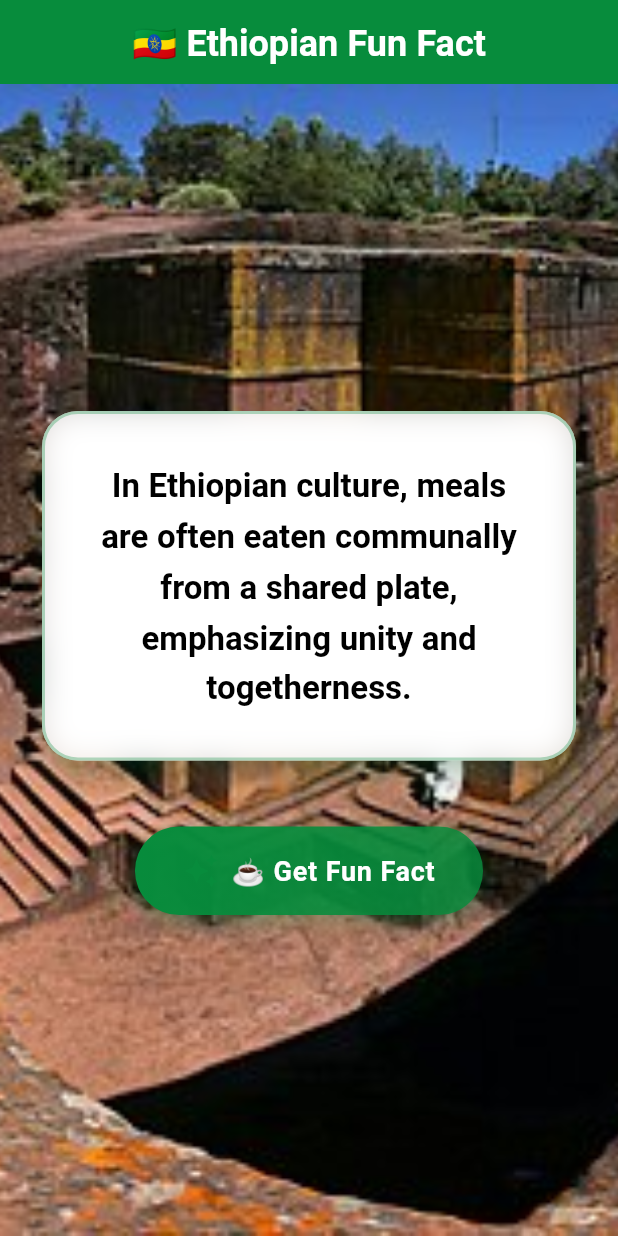
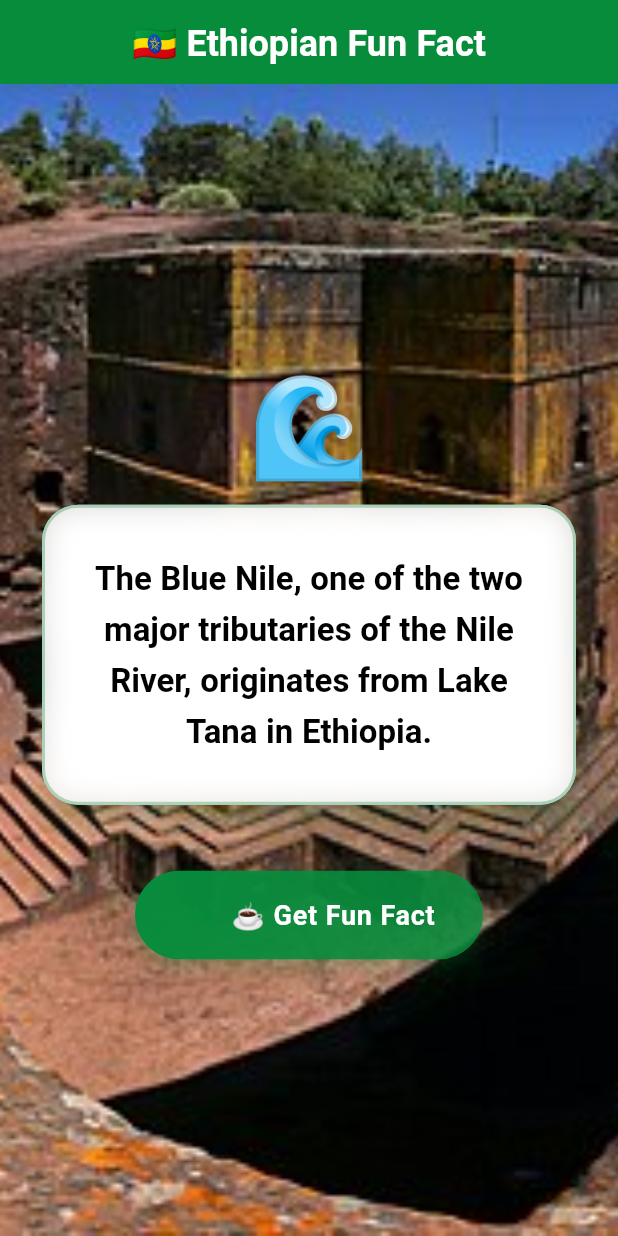
Before and after one commit to Abdurezakkemal/Ethiopain_fun_fact, a Flutter app: the screen it shows after launch, after a tap on "☕ Get Fun Fact", on a phone screen of 412 x 824 dp. Run offline on Flutter 3.47's test engine with Material 3 defaults, Android fonts, the light colour scheme and no system bars; our stand-ins replace audioplayers, google_fonts.

Commit message:
enahnce the UI

```diff
--- a/lib/main.dart
+++ b/lib/main.dart
@@ -28,9 +28,6 @@ final List<String> ethiopianFacts = [
   'Ethiopia is the only country in the world that has a national language that is not based on the Latin alphabet.',
   'The Ethiopian flag has three colors: green, yellow, and red, which represent the three major religions in Ethiopia: Christianity, Islam, and Judaism.',
   'The Ethiopian flag is the only national flag in the world that has a star in the middle.',
-  'The Ethiopian flag is the only national flag in the world that has a star in the middle.',
-  'The Ethiopian flag is the only national flag in the world that has a star in the middle.',
-  'The Ethiopian flag is the only national flag in the world that has a star in the middle.',
   "Ethiopia has more than 80 ethnic groups, each with its own language and traditions.",
   "The Omo Valley in Ethiopia is home to some of the most culturally diverse tribes in the world.",
   "Ethiopia was one of the first countries to adopt Christianity in the 4th century AD.",
@@ -47,6 +44,44 @@ final List<String> ethiopianFacts = [
   "The traditional Ethiopian dance, Eskista, is known for its unique shoulder movements and is performed across the country.",
   "In Ethiopian culture, meals are often eaten communally from a shared plate, emphasizing unity and togetherness.",
   "The Ethiopian calendar is based on the lunar cycle, with each year consisting of 13 months, each of which has 28 days.",
+];
+
+// List of relatable emojis for each fact (same order as ethiopianFacts)
+final List<String> factEmojis = [
+  '🦁', // Independence (Lion of Judah)
+  '☕', // Coffee
+  '📅', // Calendar
+  '🔤', // Alphabet
+  '🔥', // Danakil Depression (hot)
+  '⛪', // Lalibela churches
+  '🌊', // Blue Nile
+  '🥙', // Injera
+  '🛕', // Ark of the Covenant
+  '🦴', // Lucy fossil
+  '⛰️', // Roof of Africa
+  '🏙️', // Addis Ababa
+  '🏃‍♂️', // Abebe Bikila
+  '🎉', // New Year
+  '⏰', // Time system
+  '🔡', // Non-Latin alphabet
+  '🇪🇹', // Flag colors
+  '⭐', // Flag star
+  '🌍', // Ethnic groups
+  '👥', // Omo Valley tribes
+  '✝️', // Christianity
+  '🦁', // Rastafarian/Haile Selassie
+  '🌾', // Teff
+  '🐒', // Simien Mountains animals
+  '🎷', // Ethio-jazz
+  '☕', // Coffee ceremony
+  '🍗', // Doro Wat
+  '⛪', // Lake Tana monasteries
+  '☕', // Sidama coffee
+  '🛰️', // Satellite
+  '💦', // Timket/river
+  '💃', // Eskista dance
+  '🤝', // Communal meal
+  '📅', // Calendar 13 months
 ];
 
 class MyApp extends StatelessWidget {
@@ -137,20 +172,41 @@ class HomePage extends StatefulWidget {
   State<HomePage> createState() => _HomePageState();
 }
 
-class _HomePageState extends State<HomePage> {
+class _HomePageState extends State<HomePage>
+    with SingleTickerProviderStateMixin {
   String _currentFact = 'Press the button to generate a fun fact!';
   bool _isLoading = false;
   final AudioPlayer _audioPlayer = AudioPlayer();
+
+  // Add animation controller for scaling the card
+  late AnimationController _scaleController;
+  late Animation<double> _scaleAnimation;
+
+  // Track the current emoji index
+  int? _currentEmojiIndex;
 
   @override
   void initState() {
     super.initState();
     _audioPlayer.setSource(AssetSource('audio/coffee_pour.mp3'));
+    _scaleController = AnimationController(
+      vsync: this,
+      duration: const Duration(milliseconds: 350),
+      lowerBound: 0.96,
+      upperBound: 1.0,
+    );
+    _scaleAnimation = CurvedAnimation(
+      parent: _scaleController,
+      curve: Curves.elasticOut,
+    );
+    _scaleController.value = 1.0;
+    _currentEmojiIndex = null;
   }
 
   @override
   void dispose() {
     _audioPlayer.dispose();
+    _scaleController.dispose();
     super.dispose();
   }
 
@@ -162,24 +218,27 @@ class _HomePageState extends State<HomePage> {
     });
 
     try {
-      // Generate a random index
       final random = Random();
       final factIndex = random.nextInt(ethiopianFacts.length);
 
-      // Play the coffee pouring sound
       await _audioPlayer.seek(Duration.zero);
       await _audioPlayer.resume();
 
-      // Get a random Ethiopian fact
+      // Animate scale down then up for card
+      await _scaleController.reverse(from: 1.0);
       setState(() {
         _currentFact = ethiopianFacts[factIndex];
+        _currentEmojiIndex = factIndex;
         _isLoading = false;
       });
+      await _scaleController.forward();
     } catch (e) {
       setState(() {
         _currentFact = 'Error: Something went wrong. Please try again.';
+        _currentEmojiIndex = null;
         _isLoading = false;
       });
+      await _scaleController.forward();
     }
   }
 
@@ -212,10 +271,39 @@ class _HomePageState extends State<HomePage> {
               child: Column(
                 mainAxisAlignment: MainAxisAlignment.center,
                 children: [
-                  Card(
+                  // Animated emoji above the card
+                  AnimatedSwitcher(
+                    duration: const Duration(milliseconds: 500),
+                    transitionBuilder:
+                        (Widget child, Animation<double> animation) {
+                      return ScaleTransition(
+                          scale: animation,
+                          child:
+                              FadeTransition(opacity: animation, child: child));
+                    },
+                    child: Text(
+                      _currentEmojiIndex != null &&
+                              _currentEmojiIndex! < factEmojis.length
+                          ? factEmojis[_currentEmojiIndex!]
+                          : '🎲',
+                      key: ValueKey<int?>(_currentEmojiIndex),
+                      style: const TextStyle(fontSize: 64, shadows: [
+                        Shadow(
+                            blurRadius: 8,
+                            color: Colors.black26,
+                            offset: Offset(0, 4))
+                      ]),
+                    ),
+                  ),
+                  // Card with animated scale and animated fact
+                  ScaleTransition(
+                    scale: _scaleAnimation,
+                    child: Card(
                       elevation: 8,
-                    shadowColor:
-                        Theme.of(context).colorScheme.primary.withOpacity(0.5),
+                      shadowColor: Theme.of(context)
+                          .colorScheme
+                          .primary
+                          .withOpacity(0.5),
                       shape: RoundedRectangleBorder(
                         borderRadius: BorderRadius.circular(24),
                         side: BorderSide(
@@ -247,11 +335,19 @@ class _HomePageState extends State<HomePage> {
                             child: Center(
                               child: AnimatedSwitcher(
                                 duration: const Duration(milliseconds: 500),
-                              transitionBuilder:
-                                  (Widget child, Animation<double> animation) {
+                                transitionBuilder: (Widget child,
+                                    Animation<double> animation) {
+                                  // Combine slide and fade
+                                  final inAnimation = Tween<Offset>(
+                                    begin: const Offset(0.0, 0.2),
+                                    end: Offset.zero,
+                                  ).animate(animation);
                                   return FadeTransition(
                                     opacity: animation,
+                                    child: SlideTransition(
+                                      position: inAnimation,
                                       child: child,
+                                    ),
                                   );
                                 },
                                 child: Text(
@@ -268,6 +364,7 @@ class _HomePageState extends State<HomePage> {
                                             .onSurface,
                                       ),
                                   textAlign: TextAlign.center,
+                                ),
                               ),
                             ),
                           ),
```
Also changed, not shown: 3 other files. Lines whose indentation alone changed are shown as unchanged.
